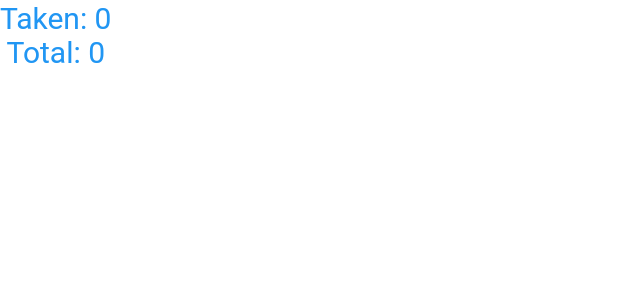
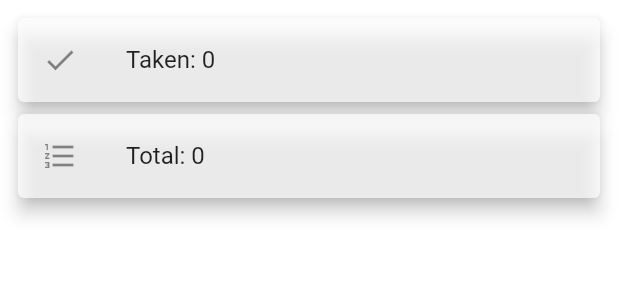
Before and after one commit to rosscraw/MedicationTracker, a Flutter app: the AdherenceScreen widget shown alone on an empty page, opened directly, on a phone screen of 412 x 824 dp. Shown: the top 300 px of the screen. Run offline on Flutter 3.47's test engine with Material 2 defaults, Android fonts, the phone set to English and light mode, and no system bars; our stand-ins replace charts_flutter, cloud_firestore, firebase_auth, flutter_spinkit, table_calendar; accounts and stored records are empty.

Commit message:
Refined FutureBuilder for medication list so it could be reused.

```diff
--- a/medication_tracker/lib/screens/adherence/adherence_screen.dart
+++ b/medication_tracker/lib/screens/adherence/adherence_screen.dart
@@ -3,6 +3,8 @@ import 'package:medicationtracker/controllers/adherence_screen_controller.dart';
 import 'package:medicationtracker/models/adherence_figures.dart';
 import 'package:charts_flutter/flutter.dart' as charts;
 import 'package:medicationtracker/models/user.dart';
+import 'package:medicationtracker/screens/custom_widgets/loading_spinner.dart';
+import 'package:medicationtracker/services/firestore_database.dart';
 import 'package:provider/provider.dart';
 
 
@@ -28,13 +30,56 @@ class _AdherenceScreenState extends State<AdherenceScreen> {
 
 
 
+
     return Container(
-      child: Column(
-        children: [
-          Text('Taken: ' + getTaken(_user)),
-          Text('Total: ' + getTotal(_user))
-        ],
+      child: SingleChildScrollView(
+        child: SizedBox(
+          width: 500,
+          child: Padding(
+            padding: const EdgeInsets.all(8.0),
+            child: Column(
+              children: [
+                Card(
+                    child: ListTile(
+                      leading: Icon(Icons.check),
+                        title: Text('Taken: ' + getTaken(_user)))),
+                Card(
+                    child: ListTile(
+                        leading: Icon(Icons.format_list_numbered),
+                        title: Text('Total: ' + getTotal(_user)))),
+                future(_user),
+
+              ],
+            ),
+          ),
+        ),
       )
+    );
+  }
+
+  Widget future(User user) {
+    FirestoreDatabase firestore = new FirestoreDatabase(uid: user.getUid());
+    return FutureBuilder(
+      future: firestore.getMedicationList(user),
+      builder: (context, medicationList) {
+        if(medicationList.connectionState == ConnectionState.waiting) {
+          return LoadingSpinner();
+        }
+        else {
+          return ListView.builder(
+              physics: NeverScrollableScrollPhysics(),
+              shrinkWrap: true,
+              itemCount: medicationList.data.length,//userSnapshot.data['medication'].length,
+              itemBuilder: (context, index) {
+                return Card(
+                  child: ListTile(
+                    title: Text(medicationList.data[index].getMedication().getName()),
+                  ),
+                );
+              }
+          );
+        }
+      }
     );
   }
 
--- a/medication_tracker/lib/screens/calendar/calendar_screen.dart
+++ b/medication_tracker/lib/screens/calendar/calendar_screen.dart
@@ -26,7 +26,7 @@ class _CalendarScreenState extends State<CalendarScreen> {
             Text(_dateTime == null ? 'Nothing has been picked yet' : _dateTime
                 .toString()),
             RaisedButton(
-              child: Text('Pick a date'),
+              child: Text('Pick a date', style: TextStyle(color: Colors.white),),
               onPressed: () {
                 showDatePicker(
                     context: context,
--- a/medication_tracker/lib/services/firestore_database.dart
+++ b/medication_tracker/lib/services/firestore_database.dart
@@ -105,6 +105,34 @@ class FirestoreDatabase {
     return await getMedicationSnapshot(medicationId);
   }
 
+  /// Gets a User's medication list data from Firestore
+  Future<List<MedicationRegime>> getMedicationList(User user) async {
+    var userIdSnapshot = await getUserSnapshot(user);
+    List<MedicationRegime> medicationList = [];
+    for (int i = 0; i < userIdSnapshot['medication'].length; i++) {
+      var medicationSnapshot = await getMedicationSnapshotAtIndex(user, i);
+      String medicationId = await getMedicationId(user, i);
+      String name = medicationSnapshot['name'];
+      String dosage = medicationSnapshot['dosage'];
+      String units = medicationSnapshot['units'];
+      String type = medicationSnapshot['type'];
+
+      Medication medication = new Medication(name, type);
+
+      MedicationRegime medicationRegime = new MedicationRegime(
+        medicationID: medicationId,
+        medication: medication,
+        dosage: dosage,
+        dosageUnits: units
+      );
+      medicationRegime.setAllMedsTaken(medicationSnapshot['all taken']);
+
+      medicationList.add(medicationRegime);
+    }
+
+    return medicationList;
+  }
+
   // get user data stream
   Stream<QuerySnapshot> get trackerUsers {
     return usersCollection.snapshots();
```
Also changed, not shown: medication_tracker/lib/screens/home/home_screen.dart (+16 -6 lines), medication_tracker/lib/screens/medication_list/medication_list_screen.dart (+120 -39 lines).
